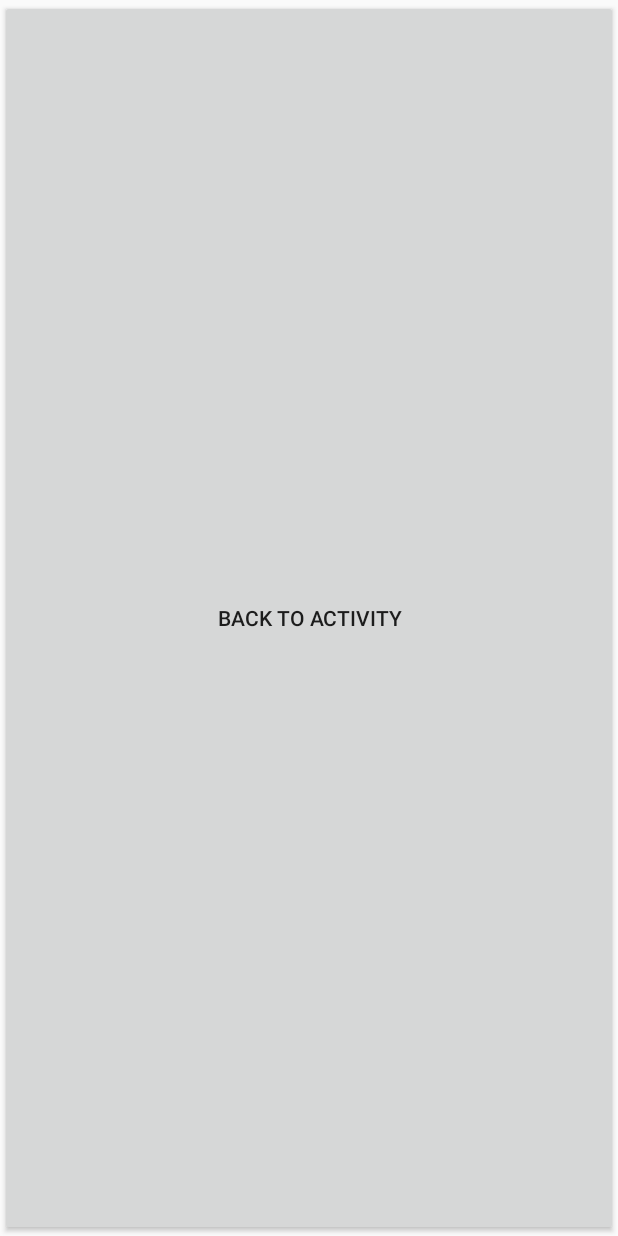
After one commit to DesignandHuman/biophonie, an Android app: the TitleFragment screen opened through its navigation route, on a phone screen of 412 x 824 dp. The commit adds this screen. Run offline under Robolectric (Android 15) with nearby library versions, the light colour scheme and no system bars; our stand-ins replace data binding.

Commit message:
:iphone: Add nav fragments to record sound

```diff
--- a/app/src/main/AndroidManifest.xml
+++ b/app/src/main/AndroidManifest.xml
@@ -12,7 +12,7 @@
         android:roundIcon="@mipmap/ic_launcher_round"
         android:supportsRtl="true"
         android:theme="@style/AppTheme">
-        <activity android:name=".RecSoundActivity"></activity>
+        <activity android:name=".ui.RecSoundActivity"></activity>
         <activity
             android:name=".ui.TutorialActivity"
             android:windowSoftInputMode="adjustNothing" />
--- a/app/src/main/java/com/example/biophonie/ui/MapActivity.kt
+++ b/app/src/main/java/com/example/biophonie/ui/MapActivity.kt
@@ -10,9 +10,6 @@ import android.graphics.RectF
 import android.graphics.drawable.BitmapDrawable
 import android.graphics.drawable.Drawable
 import android.location.LocationManager
-import android.net.Uri
-import android.net.Uri.fromFile
-import android.net.Uri.parse
 import android.os.Bundle
 import android.provider.Settings
 import android.widget.Toast
@@ -23,7 +20,6 @@ import androidx.fragment.app.FragmentActivity
 import androidx.lifecycle.Observer
 import androidx.lifecycle.ViewModelProvider
 import com.example.biophonie.R
-import com.example.biophonie.RecSoundActivity
 import com.example.biophonie.databinding.ActivityMapBinding
 import com.example.biophonie.util.GPSCheck
 import com.example.biophonie.util.isGPSEnabled
@@ -56,7 +52,6 @@ import com.mapbox.mapboxsdk.style.layers.PropertyFactory.*
 import com.mapbox.mapboxsdk.style.layers.SymbolLayer
 import com.mapbox.mapboxsdk.style.sources.GeoJsonSource
 import kotlinx.android.synthetic.main.activity_map.*
-import java.net.URI
 
 private const val TAG = "MapActivity"
 private const val ID_ICON: String = "biophonie.icon"
--- a/app/src/main/java/com/example/biophonie/RecSoundActivity.kt
+++ b/app/src/main/java/com/example/biophonie/ui/RecSoundActivity.kt
@@ -1,7 +1,8 @@
-package com.example.biophonie
+package com.example.biophonie.ui
 
 import androidx.appcompat.app.AppCompatActivity
 import android.os.Bundle
+import com.example.biophonie.R
 
 class RecSoundActivity : AppCompatActivity() {
     override fun onCreate(savedInstanceState: Bundle?) {
--- /dev/null
+++ b/app/src/main/java/com/example/biophonie/ui/RecordingFragment.kt
@@ -0,0 +1,34 @@
+package com.example.biophonie.ui
+
+import android.os.Bundle
+import androidx.fragment.app.Fragment
+import android.view.LayoutInflater
+import android.view.View
+import android.view.ViewGroup
+import androidx.databinding.DataBindingUtil
+import androidx.navigation.findNavController
+import com.example.biophonie.R
+import com.example.biophonie.databinding.FragmentRecordingBinding
+
+class RecordingFragment : Fragment() {
+    private lateinit var binding: FragmentRecordingBinding
+
+    override fun onCreate(savedInstanceState: Bundle?) {
+        super.onCreate(savedInstanceState)
+    }
+
+    override fun onCreateView(
+        inflater: LayoutInflater, container: ViewGroup?,
+        savedInstanceState: Bundle?
+    ): View? {
+        binding = DataBindingUtil.inflate(
+            inflater,
+            R.layout.fragment_recording,
+            container,
+            false)
+        binding.next.setOnClickListener { view : View ->
+            view.findNavController().navigate(R.id.action_recordingFragment_to_galleryFragment) }
+        // Inflate the layout for this fragment
+        return binding.root
+    }
+}
--- /dev/null
+++ b/app/src/main/java/com/example/biophonie/ui/TitleFragment.kt
@@ -0,0 +1,32 @@
+package com.example.biophonie.ui
+
+import android.os.Bundle
+import androidx.fragment.app.Fragment
+import android.view.LayoutInflater
+import android.view.View
+import android.view.ViewGroup
+import androidx.databinding.DataBindingUtil
+import com.example.biophonie.R
+import com.example.biophonie.databinding.FragmentTitleBinding
+
+class TitleFragment : Fragment() {
+    private lateinit var binding: FragmentTitleBinding
+
+    override fun onCreate(savedInstanceState: Bundle?) {
+        super.onCreate(savedInstanceState)
+    }
+
+    override fun onCreateView(
+        inflater: LayoutInflater, container: ViewGroup?,
+        savedInstanceState: Bundle?
+    ): View? {
+        binding = DataBindingUtil.inflate(
+            inflater,
+            R.layout.fragment_title,
+            container,
+            false)
+        binding.next.setOnClickListener { activity?.finish() }
+        // Inflate the layout for this fragment
+        return binding.root
+    }
+}
--- a/app/src/main/res/layout/activity_rec_sound.xml
+++ b/app/src/main/res/layout/activity_rec_sound.xml
@@ -4,9 +4,9 @@
     xmlns:tools="http://schemas.android.com/tools"
     android:layout_width="match_parent"
     android:layout_height="match_parent"
-    tools:context=".RecSoundActivity">
+    tools:context=".ui.RecSoundActivity">
 
-    <fragment
+    <androidx.fragment.app.FragmentContainerView
         android:id="@+id/nav_host_fragment"
         android:name="androidx.navigation.fragment.NavHostFragment"
         android:layout_width="0dp"
--- /dev/null
+++ b/app/src/main/res/layout/fragment_title.xml
@@ -0,0 +1,21 @@
+<?xml version="1.0" encoding="utf-8"?>
+<layout>
+<androidx.constraintlayout.widget.ConstraintLayout xmlns:android="http://schemas.android.com/apk/res/android"
+    xmlns:tools="http://schemas.android.com/tools"
+    android:layout_width="match_parent"
+    android:layout_height="match_parent"
+    xmlns:app="http://schemas.android.com/apk/res-auto"
+    tools:context=".ui.TitleFragment">
+
+    <androidx.appcompat.widget.AppCompatButton
+        android:id="@+id/next"
+        android:layout_width="match_parent"
+        android:layout_height="match_parent"
+        android:text="Back to Activity"
+        app:layout_constraintTop_toTopOf="parent"
+        app:layout_constraintBottom_toBottomOf="parent"
+        app:layout_constraintStart_toStartOf="parent"
+        app:layout_constraintEnd_toEndOf="parent"/>
+
+</androidx.constraintlayout.widget.ConstraintLayout>
+</layout>
--- /dev/null
+++ b/app/src/main/res/navigation/nav_graph.xml
@@ -0,0 +1,31 @@
+<?xml version="1.0" encoding="utf-8"?>
+<navigation xmlns:android="http://schemas.android.com/apk/res/android"
+    xmlns:app="http://schemas.android.com/apk/res-auto"
+    xmlns:tools="http://schemas.android.com/tools"
+    android:id="@+id/nav_graph"
+    app:startDestination="@id/recordingFragment">
+
+    <fragment
+        android:id="@+id/recordingFragment"
+        android:name="com.example.biophonie.ui.RecordingFragment"
+        android:label="fragment_recording"
+        tools:layout="@layout/fragment_recording" >
+        <action
+            android:id="@+id/action_recordingFragment_to_galleryFragment"
+            app:destination="@id/galleryFragment" />
+    </fragment>
+    <fragment
+        android:id="@+id/galleryFragment"
+        android:name="com.example.biophonie.ui.GalleryFragment"
+        android:label="fragment_gallery"
+        tools:layout="@layout/fragment_gallery" >
+        <action
+            android:id="@+id/action_galleryFragment_to_titleFragment"
+            app:destination="@id/titleFragment" />
+    </fragment>
+    <fragment
+        android:id="@+id/titleFragment"
+        android:name="com.example.biophonie.ui.TitleFragment"
+        android:label="fragment_title"
+        tools:layout="@layout/fragment_title" />
+</navigation>
--- a/app/src/main/res/values/strings.xml
+++ b/app/src/main/res/values/strings.xml
@@ -11,4 +11,6 @@
     <string name="georges">Georges</string>
     <string name="location_permission_explanation">L\'application a besoin de votre permission pour vous situer.</string>
     <string name="location_permission_not_granted">Permission refusée, retour</string>
+    <!-- TODO: Remove or change this placeholder text -->
+    <string name="hello_blank_fragment">Hello blank fragment</string>
 </resources>
```
Also changed, not shown: app/build.gradle (+14 -0 lines), app/src/main/java/com/example/biophonie/ui/GalleryFragment.kt (added, +34 -0 lines), app/src/main/res/layout/fragment_gallery.xml (added, +21 -0 lines), app/src/main/res/layout/fragment_recording.xml (added, +23 -0 lines).
